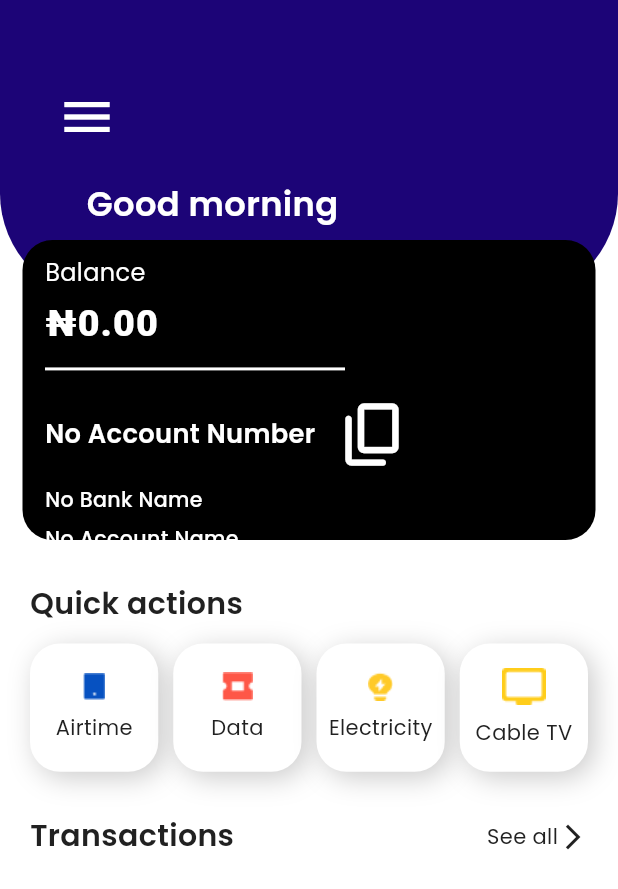
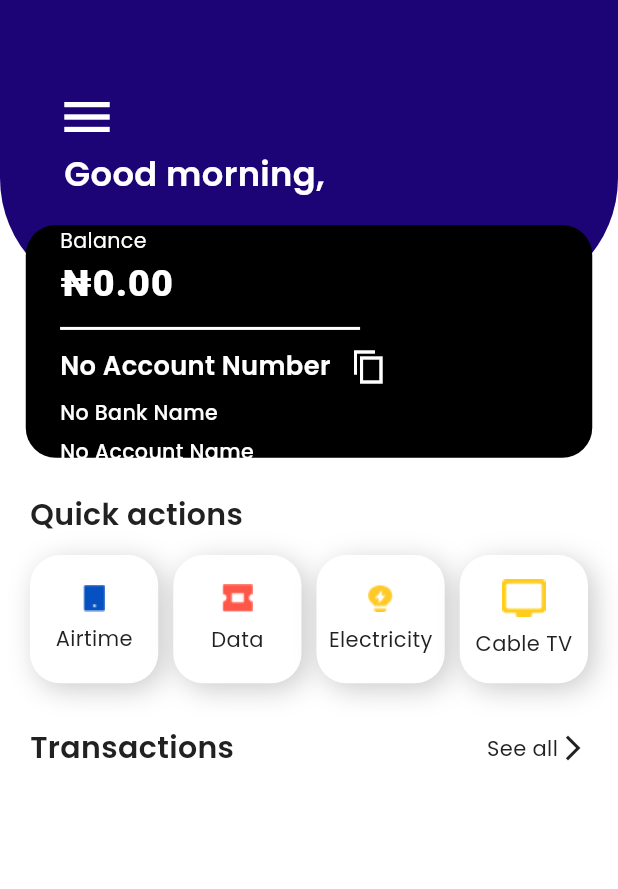
Before and after one commit to 5Star-Inn-Company-Frontend/mra, a Flutter app: the DashBoard screen opened directly, on a phone screen of 412 x 824 dp. Shown: the top 889 px of the screen. Run offline on Flutter 3.47's test engine with Material 3 defaults, Android fonts, the phone set to English and light mode, and no system bars; our stand-ins replace another_flushbar, connectivity_plus, dio, flutter_screenutil, flutter_secure_storage, google_fonts and 8 more; missing offline and left inert: awesome_dio_interceptor, clipboard, fast_contacts, flutter_pin_code_fields; accounts and stored records are empty; network calls fail; project files that could hold a hidden picture were left out.

Commit message:
copy text feature working, contacts button in data screen, fixed

```diff
--- a/lib/utils/widget/custom_appbar.dart
+++ b/lib/utils/widget/custom_appbar.dart
@@ -33,8 +33,6 @@ class _CustomAppBarState extends State<CustomAppBar> {
         daytime = "evening";
       });
     }
-
-    // final String terminalData;
 
     //user provider
     // final userProvider = Provider.of<UserDataProvider>(context, listen: true);
@@ -75,16 +73,16 @@ class _CustomAppBarState extends State<CustomAppBar> {
           height: 200,
           color: AppColors.plugPrimaryColor,
           width: MediaQuery.of(context).size.width,
-          radius: const BorderRadius.only(bottomLeft: Radius.circular(71), bottomRight: Radius.circular(71),),
+          radius: BorderRadius.only(bottomLeft: Radius.circular(71.r), bottomRight: Radius.circular(71.r),),
         ),
 
         Padding(
-          padding: const EdgeInsets.only(top: 50.0),
-          child: Row(
+          padding: const EdgeInsets.only(top: 50.0,),
+          child: Column(
             mainAxisAlignment: MainAxisAlignment.start,
             children: [
               Padding(
-                padding: const EdgeInsets.only(bottom: 80.0, left: 30),
+                padding: const EdgeInsets.only(left: 30),
                 child: IconButton(
                   icon: const Icon(Icons.menu, size: 40, color: plugWhite,),
                   onPressed: () {
@@ -108,68 +106,54 @@ class _CustomAppBarState extends State<CustomAppBar> {
           ),
         ),
 
-        Positioned(
-          left: 55,
-          top: 120,
+        Padding(
+          padding: const EdgeInsets.only(top: 100.0, left: 40),
           child: MyText(
-            title: 'Good $daytime ${userData?.firstname}',
+            title: 'Good $daytime, ${userData?.firstname}',
             weight: FontWeight.w600, align: TextAlign.center, size: 22.5, color: plugWhite, textOverflow: TextOverflow.visible,
           ),
         ),
 
-        Positioned(
-          left: 0,
-          right: 0,
-          top: 160,
-          // bottom: 0,
+        Padding(
+          padding: const EdgeInsets.only(top: 150.0),
           child: Container(
-            margin: const EdgeInsets.symmetric(horizontal: 15),
+            margin: EdgeInsets.symmetric(horizontal: 15.w),
+            padding: EdgeInsets.symmetric(horizontal: 20.w),
             width: double.infinity,
-            height: 200,
+            height: 130.h,
             decoration: BoxDecoration(
               color: Colors.black, borderRadius: BorderRadius.circular(20)
             ),
-          )
-        ),
-
-        Positioned(
-          left: 30,
-          top: 170,
             child: Column(
               crossAxisAlignment: CrossAxisAlignment.start,
-            mainAxisAlignment: MainAxisAlignment.start,
+              mainAxisAlignment: MainAxisAlignment.center,
               children: [
-              MyText(title: 'Balance', size: 16, color: plugWhite, weight: FontWeight.w400,),
+                MyText(title: 'Balance', size: 12.sp, color: AppColors.white, weight: FontWeight.w400,),
 
-              const SizedBox(height: 4),
                 Text(
                   formattedAmount,
-                style: GoogleFonts.roboto(fontSize: 22.sp,  color: plugWhite, fontWeight: FontWeight.w800, letterSpacing: 0.7),
+                  style: GoogleFonts.roboto(fontSize: 22.sp, color: AppColors.white, fontWeight: FontWeight.w800, letterSpacing: 0.7),
                 ),
 
                 Gap(10.h),
-              Container(
-                color: Colors.white,
-                width: 200,
-                height: 2,
-              ),
+                Container(color: AppColors.white, width: 200, height: 2,),
 
-              Gap(15.h),
+                Gap(10.h),
                 Row(
                   children: [
                     MyText(
                       title: vacctsData != null && vacctsData.data.isNotEmpty
                       ? vacctsData.data[0].accountNumber
                       : 'No Account Number',
-                    size: 15.sp, color: plugWhite, weight: FontWeight.w600,
+                      size: 15.sp, color: AppColors.white, weight: FontWeight.w600,
                     ),
 
                     Gap(12.w),
-                  GestureDetector(
+                    TouchableOpacity(
                       onTap: () async {
                         print('Account number copied');
                         if (vacctsData != null && vacctsData.data.isNotEmpty) {
-                        await FlutterClipboard.copy('Account Number: ${vacctsData.data[0].accountNumber}')
+                          await FlutterClipboard.copy('Account Number: ${vacctsData.data.first.accountNumber}')
                             .then((value) => Flushbar(
                               message: 'Account number copied to clipboard',
                               flushbarStyle: FlushbarStyle.GROUNDED,
@@ -190,36 +174,8 @@ class _CustomAppBarState extends State<CustomAppBar> {
                           ).show(context);
                         }
                       },
-                    child: const Icon(Icons.copy_rounded, color: AppColors.white, size: 50),
-                  ),
-
-                  // TouchableOpacity(
-                  //   onTap: () async {
-                  //     print('Account number copied');
-                  //     if (vacctsData != null && vacctsData.data.isNotEmpty) {
-                  //       await FlutterClipboard.copy('Account Number: ${vacctsData.data.first.accountNumber}')
-                  //         .then((value) => Flushbar(
-                  //           message: 'Account number copied to clipboard',
-                  //           flushbarStyle: FlushbarStyle.GROUNDED,
-                  //           isDismissible: true,
-                  //           flushbarPosition: FlushbarPosition.TOP,
-                  //           duration: const Duration(seconds: 2),
-                  //           backgroundColor: Colors.red,
-                  //         ).show(context));
-                  //     }
-                  //     else {
-                  //       Flushbar(
-                  //         message: 'No account number to copy',
-                  //         flushbarStyle: FlushbarStyle.GROUNDED,
-                  //         isDismissible: true,
-                  //         flushbarPosition: FlushbarPosition.TOP,
-                  //         duration: const Duration(seconds: 2),
-                  //         backgroundColor: Colors.red,
-                  //       ).show(context);
-                  //     }
-                  //   },
-                  //   child: const Icon(Icons.copy_sharp, color: AppColors.white,),
-                  // )
+                      child: const Icon(Icons.copy_sharp, color: AppColors.white,),
+                    )
                   ],
                 ),
 
@@ -244,15 +200,8 @@ class _CustomAppBarState extends State<CustomAppBar> {
                   maxLines: 1,
                   textOverflow: TextOverflow.ellipsis
                 ),
-
-              // AppVerticalSpacing.verticalSpacingS,
-              // MyText(
-              //   title: terminalData.toString(),
-              //   size: 16,
-              //   color: plugWhite,
-              //   weight: FontWeight.w400,
-              // ),
               ],
+            ),
           ),
         ),
       ],
--- a/lib/views/Account/dashboard.dart
+++ b/lib/views/Account/dashboard.dart
@@ -44,9 +44,9 @@ class _DashBoardState extends State<DashBoard> {
               children: [
                 const CustomAppBar(),
 
-                AppVerticalSpacing.verticalSpacingM,
+                Gap(20.h),
                 Padding(
-                  padding:const EdgeInsets.symmetric(vertical: 170, horizontal: 20),
+                  padding:const EdgeInsets.symmetric(horizontal: 20),
                   child: Column(
                     crossAxisAlignment: CrossAxisAlignment.start,
                     mainAxisAlignment: MainAxisAlignment.start,
@@ -146,7 +146,6 @@ class _DashBoardState extends State<DashBoard> {
                       Gap(screenHeight(context) * 0.025),
 
                       Visibility(
-                        // visible: transactionData?.data == [] ? false : true,
                         visible: transactionData != null && transactionData.data.isNotEmpty,
                         child: ListView.builder(
                           physics: const NeverScrollableScrollPhysics(),
```
Also changed, not shown: lib/views/Data/pages/Data.dart (+52 -84 lines). Lines whose indentation alone changed are shown as unchanged.
